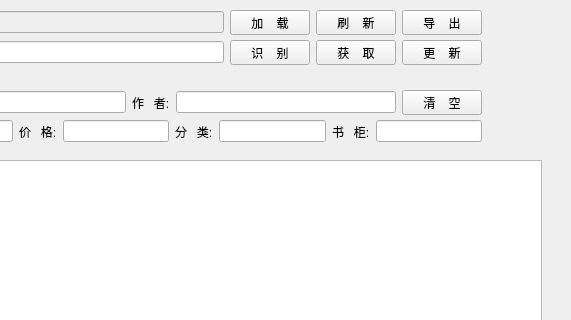
This is tools/BookList.ui in etony/myPyTool as Qt 5 draws it before an edit; both pictures show x 229 to 800 and y 0 to 320 of the 800 by 609 pixel window. The edited form follows.
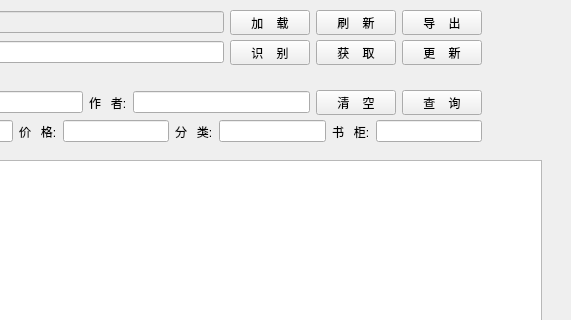
This is the edited form.

Diff of the .ui file:
```diff
--- a/tools/BookList.ui
+++ b/tools/BookList.ui
@@ -147,6 +147,13 @@
        </property>
       </widget>
      </item>
+     <item>
+      <widget class="QPushButton" name="pb_search">
+       <property name="text">
+        <string>查    询</string>
+       </property>
+      </widget>
+     </item>
     </layout>
    </widget>
    <widget class="QWidget" name="layoutWidget">
```
